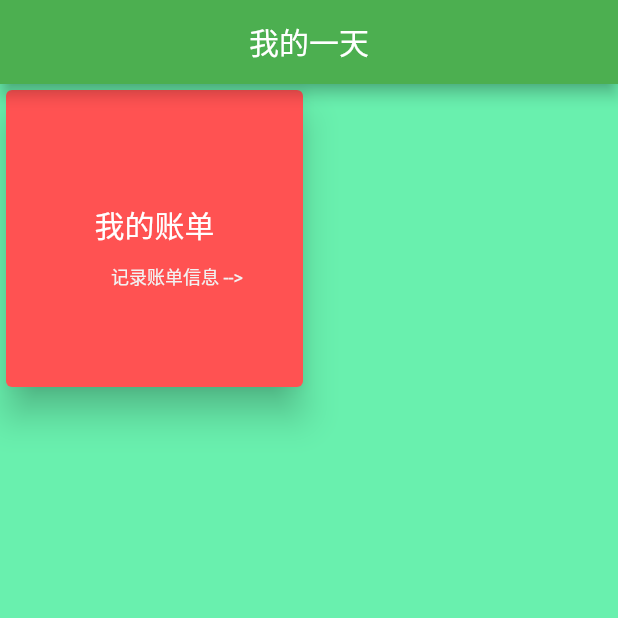
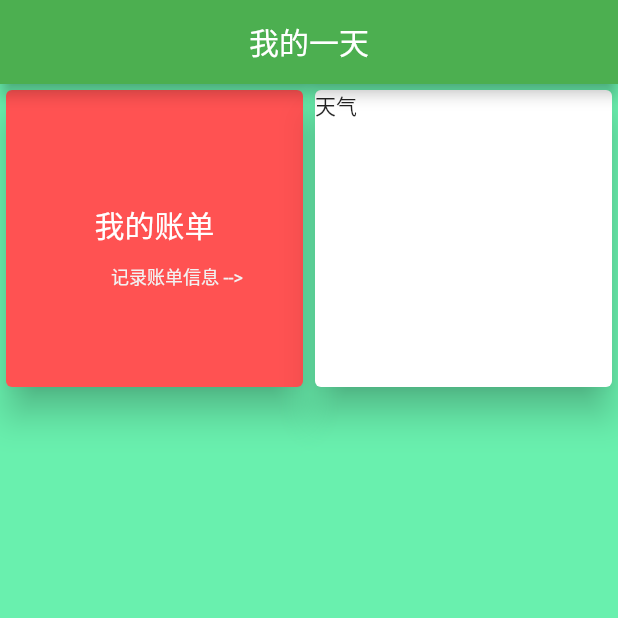
Before and after one commit to ZhangYf-future/Today, a Flutter app: the screen it shows after launch, on a phone screen of 412 x 824 dp, the top half of it. Run offline on Flutter 3.47's test engine with Material 2 defaults, Android fonts, the phone set to English and light mode, and no system bars; our stand-ins replace permission_handler, sqflite, toast; accounts and stored records are empty.

Commit message:
添加天气页面，添加dio和permissionHandler插件

```diff
--- a/today/lib/main.dart
+++ b/today/lib/main.dart
@@ -7,6 +7,7 @@ import 'package:today/ui/bill/bill_home_route.dart';
 import 'package:today/ui/bill/type/type_list_route.dart';
 import 'package:today/ui/home/home_route.dart';
 import 'package:today/ui/splash_route.dart';
+import 'package:today/ui/weather/home/weather_home_route.dart';
 import 'package:today/utils/constant.dart';
 
 void main() {
@@ -43,6 +44,8 @@ class MyApp extends StatelessWidget {
             BillTypeListRoute(),
         //账单列表页面
         RouteNameConstant.BILL_LIST_ROUTE: (context) => BillListRouteWidget(),
+        //天气首页
+        RouteNameConstant.WEATHER_HOME_ROUTE: (context) => WeatherHomeRoute(),
       },
       //启动页为闪屏页
       home: SplashRoute(),
--- /dev/null
+++ b/today/lib/ui/home/home_block_weather.dart
@@ -0,0 +1,29 @@
+import 'package:flutter/cupertino.dart';
+import 'package:flutter/material.dart';
+import 'package:today/utils/constant.dart';
+import 'package:today/utils/jump_route_utils.dart';
+
+class HomeBlockWeatherWidget extends StatefulWidget {
+  @override
+  _WeatherBlockState createState() => _WeatherBlockState();
+}
+
+class _WeatherBlockState extends State<HomeBlockWeatherWidget> {
+  @override
+  Widget build(BuildContext context) {
+    return Card(
+      elevation: 10.0,
+      //shape: RoundedRectangleBorder(borderRadius: BorderRadius.circular(10.0)),
+      child: GestureDetector(
+        child: Container(
+          // decoration: BoxDecoration(
+          //     gradient: LinearGradient(
+          //         colors: [Colors.blueAccent, Colors.redAccent])),
+          child: Text("天气"),
+        ),
+        onTap: () => JumpUtils.toNextRouteWithName(
+            context, RouteNameConstant.WEATHER_HOME_ROUTE),
+      ),
+    );
+  }
+}
--- a/today/lib/ui/home/home_route.dart
+++ b/today/lib/ui/home/home_route.dart
@@ -3,6 +3,7 @@ import 'package:flutter/material.dart';
 import 'package:today/base/base_view.dart';
 import 'package:today/bean/comm/home_block_bean.dart';
 import 'package:today/ui/home/home_block_bill.dart';
+import 'package:today/ui/home/home_block_weather.dart';
 import 'package:today/ui/home/home_route_mvp.dart';
 import 'package:today/utils/constant.dart';
 
@@ -46,8 +47,13 @@ class HomeRoute extends StatelessWidget implements BaseView {
                   SliverGridDelegateWithFixedCrossAxisCount(crossAxisCount: 2),
               itemBuilder: (context, position) {
                 switch (this._homeBlockList[position].type) {
+                  //账单
                   case HomeBlockConstant.HOME_BLOCK_TYPE_BILL:
                     return HomeBillBlockWidget(this._homeBlockList[position]);
+                  //天气
+                  case HomeBlockConstant.HOME_BLOCK_TYPE_WEATHER:
+                    return HomeBlockWeatherWidget();
+                  //默认返回null
                   default:
                     return null;
                 }
--- a/today/lib/ui/home/home_route_mvp.dart
+++ b/today/lib/ui/home/home_route_mvp.dart
@@ -6,10 +6,7 @@ import 'package:today/utils/constant.dart';
 
 //presenter
 class HomeRoutePresenter extends BasePresenter<HomeRouteModel, HomeRoute> {
-
   HomeRoutePresenter(HomeRoute view) : super(view);
-
-
 
   //获取首页列表数据
   List<HomeBlockBean> getHomeBlocks() => this.model.createHomeBlocks();
@@ -20,7 +17,6 @@ class HomeRoutePresenter extends BasePresenter<HomeRouteModel, HomeRoute> {
 
 //Model
 class HomeRouteModel extends BaseModel<HomeRoutePresenter> {
-
   //创建首页需要的数据
   List<HomeBlockBean> createHomeBlocks() {
     //创建一个列表用于存放最终的数据
@@ -33,7 +29,15 @@ class HomeRouteModel extends BaseModel<HomeRoutePresenter> {
         HomeBlockConstant.HOME_BLOCK_TITLE_BILL,
         null);
 
+    //天气类型
+    final HomeBlockBean weatherBean = new HomeBlockBean(
+        HomeBlockConstant.HOME_BLOCK_TYPE_WEATHER,
+        HomeBlockConstant.HOME_BLOCK_NAME_WEATHER,
+        HomeBlockConstant.HOME_BLOCK_TITLE_WEATHER,
+        null);
+
     homeBlockList.add(billBean);
+    homeBlockList.add(weatherBean);
 
     return homeBlockList;
   }
--- a/today/lib/utils/constant.dart
+++ b/today/lib/utils/constant.dart
@@ -16,6 +16,9 @@ class RouteNameConstant {
   static const String BILL_TYPE_LIST_ROUTE = "billTypeListRoute";
   //账单列表页面
   static const String BILL_LIST_ROUTE = "billListRoute";
+
+  //天气首页
+  static const String WEATHER_HOME_ROUTE = "weatherHomeRoute";
 }
 
 ///颜色相关常量
@@ -270,4 +273,9 @@ class HomeBlockConstant {
   static const HOME_BLOCK_TYPE_BILL = "账单";
   static const HOME_BLOCK_NAME_BILL = "我的账单";
   static const HOME_BLOCK_TITLE_BILL = "记录账单信息 -->";
+
+  //首页天气类型
+  static const HOME_BLOCK_TYPE_WEATHER = "天气";
+  static const HOME_BLOCK_NAME_WEATHER = "今日天气";
+  static const HOME_BLOCK_TITLE_WEATHER = "查看想起天气 -->";
 }
--- a/today/pubspec.yaml
+++ b/today/pubspec.yaml
@@ -27,6 +27,10 @@ dependencies:
   intl: ^0.16.1
   sqflite: ^1.3.2+1
   toast: ^0.1.5
+# 请求权限的插件(需要设置android的compileSDK为31)
+  permission_handler: ^8.2.2
+# 网络请求的插件
+  dio: ^4.0.0
 
 dev_dependencies:
   flutter_test:
```
Also changed, not shown: today/lib/ui/weather/home/weather_home_mvp.dart (added, +40 -0 lines), today/lib/ui/weather/home/weather_home_route.dart (added, +34 -0 lines), 2 other files.
